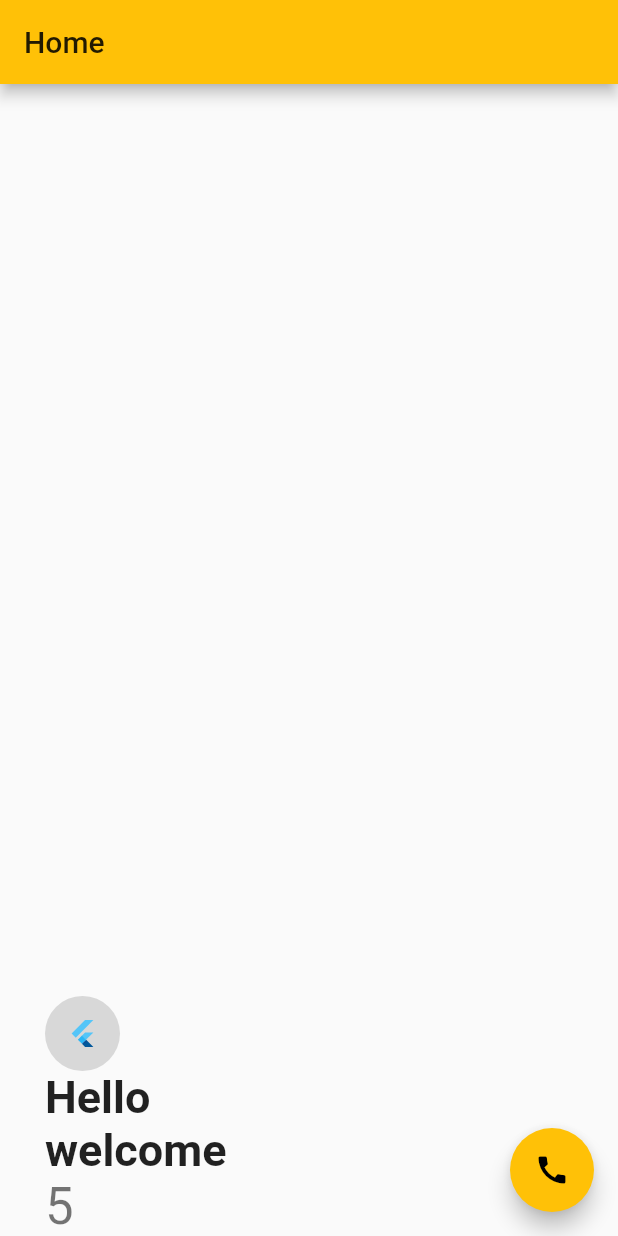
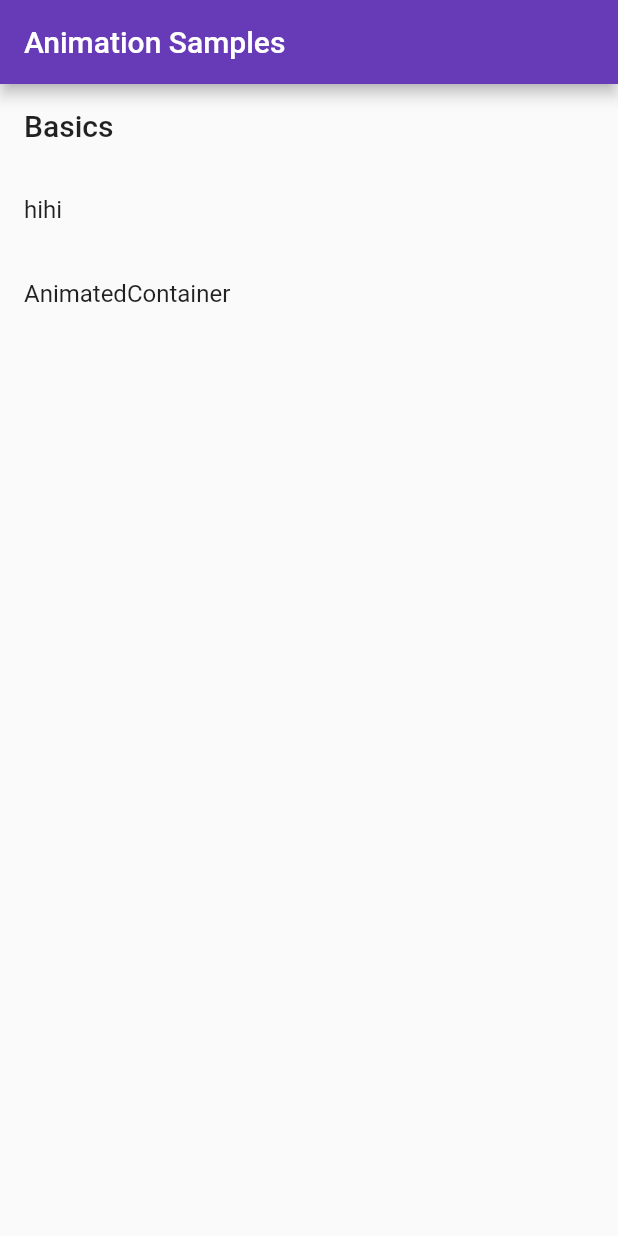
Before and after one commit to TranVN/Active-2, a Flutter app: the screen it shows after launch, on a phone screen of 412 x 824 dp. Run offline on Flutter 3.47's test engine with Material 2 defaults, Android fonts, the phone set to English and light mode, and no system bars.

Commit message:
vai_linh_hon

```diff
--- a/thoviet/lib/main.dart
+++ b/thoviet/lib/main.dart
@@ -1,79 +1,80 @@
+// Copyright 2019 The Flutter team. All rights reserved.
+// Use of this source code is governed by a BSD-style license that can be
+// found in the LICENSE file.
+
+import 'views/hi.dart';
+import 'views/01_animated_container.dart';
 import 'package:flutter/material.dart';
 
-void main() {
-  runApp(MyApp());
+void main() => runApp(AnimationSamples());
+
+class Demo {
+  final String name;
+  final String route;
+  final WidgetBuilder builder;
+
+  const Demo({this.name, this.route, this.builder});
 }
 
-class MyApp extends StatelessWidget {
-  // This widget is the root of your application.
+final basicDemos = [
+  Demo(name: 'hihi', route: Hiclass.routeName, builder: (context) => Hiclass()),
+  Demo(
+      name: 'AnimatedContainer',
+      route: AnimatedContainerDemo.routeName,
+      builder: (context) => AnimatedContainerDemo()),
+];
+
+final basicDemoRoutes =
+    Map.fromEntries(basicDemos.map((d) => MapEntry(d.route, d.builder)));
+
+final allRoutes = <String, WidgetBuilder>{
+  ...basicDemoRoutes,
+};
+
+class AnimationSamples extends StatelessWidget {
   @override
   Widget build(BuildContext context) {
     return MaterialApp(
-      debugShowCheckedModeBanner: false,
-      title: 'ThoViet',
+      title: 'Animation Samples',
       theme: ThemeData(
-        primarySwatch: Colors.amber,
-        visualDensity: VisualDensity.adaptivePlatformDensity,
+        primarySwatch: Colors.deepPurple,
       ),
-      // app build len dau tien
-      home: MyHomePage(title: 'Home'),
+      routes: allRoutes,
+      home: HomePage(),
     );
   }
 }
 
-class MyHomePage extends StatefulWidget {
-  MyHomePage({Key key, this.title}) : super(key: key);
-  final String title;
-
+class HomePage extends StatelessWidget {
   @override
-  _MyHomePageState createState() => _MyHomePageState();
+  Widget build(BuildContext context) {
+    final headerStyle = Theme.of(context).textTheme.headline6;
+    return Scaffold(
+      appBar: AppBar(
+        title: Text('Animation Samples'),
+      ),
+      body: ListView(
+        children: [
+          ListTile(title: Text('Basics', style: headerStyle)),
+          ...basicDemos.map((d) => DemoTile(d)),
+        ],
+      ),
+    );
+  }
 }
 
-class _MyHomePageState extends State<MyHomePage> {
-  int _counter = 5;
+class DemoTile extends StatelessWidget {
+  final Demo demo;
 
-  void _incrementCounter() {
-    setState(() {
-      _counter = _counter + 10;
-    });
-  }
+  DemoTile(this.demo);
 
   @override
   Widget build(BuildContext context) {
-    return Scaffold(
-      appBar: AppBar(
-        title: Text(widget.title),
-      ),
-      body: Container(
-        padding: EdgeInsets.fromLTRB(30, 0, 30, 0),
-        child: Column(
-          mainAxisAlignment: MainAxisAlignment.end,
-          crossAxisAlignment: CrossAxisAlignment.start,
-          children: <Widget>[
-            Container(
-              width: 50,
-              height: 50,
-              padding: EdgeInsets.all(15),
-              decoration: BoxDecoration(
-                  shape: BoxShape.circle, color: Color(0xFFd8d8d8)),
-              child: FlutterLogo(),
-            ),
-            Text(
-              'Hello\nwelcome',
-              style: TextStyle(fontWeight: FontWeight.bold, fontSize: 30),
-            ),
-            Text(
-              '$_counter',
-              style: Theme.of(context).textTheme.headline4,
-            ),
-          ],
-        ),
-      ),
-      floatingActionButton: FloatingActionButton(
-        onPressed: _incrementCounter,
-        tooltip: 'Increment',
-        child: Icon(Icons.call),
-      ), // This trailing comma makes auto-formatting nicer for build methods.
+    return ListTile(
+      title: Text(demo.name),
+      onTap: () {
+        Navigator.pushNamed(context, demo.route);
+      },
     );
   }
 }
```
Also changed, not shown: thoviet/lib/views/01_animated_container.dart (added, +81 -0 lines), thoviet/lib/views/hi.dart (added, +77 -0 lines).
